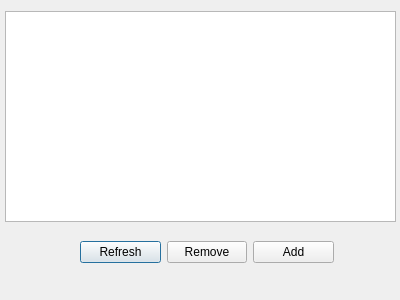
Old version of the form project/componentsdialog.ui in the repository AliakseiKlmuk/Md-35-25.
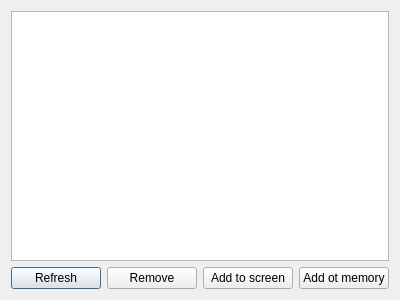
New version of the form.

The edit to the form file:
```diff
--- a/project/componentsdialog.ui
+++ b/project/componentsdialog.ui
@@ -13,25 +13,11 @@
   <property name="windowTitle">
    <string>Dialog</string>
   </property>
-  <widget class="QTableWidget" name="tableWidget">
-   <property name="geometry">
-    <rect>
-     <x>5</x>
-     <y>11</y>
-     <width>391</width>
-     <height>211</height>
-    </rect>
-   </property>
-  </widget>
-  <widget class="QWidget" name="">
-   <property name="geometry">
-    <rect>
-     <x>80</x>
-     <y>240</y>
-     <width>254</width>
-     <height>24</height>
-    </rect>
-   </property>
+  <layout class="QVBoxLayout" name="verticalLayout">
+   <item>
+    <widget class="QTableWidget" name="tableWidget"/>
+   </item>
+   <item>
    <layout class="QHBoxLayout" name="horizontalLayout">
     <item>
      <widget class="QPushButton" name="refreshButton">
@@ -47,15 +33,23 @@
       </property>
      </widget>
     </item>
+     <item>
+      <widget class="QPushButton" name="addToSceneButton">
+       <property name="text">
+        <string>Add to screen</string>
+       </property>
+      </widget>
+     </item>
     <item>
      <widget class="QPushButton" name="addButton">
       <property name="text">
-       <string>Add</string>
+        <string>Add ot memory</string>
       </property>
      </widget>
     </item>
    </layout>
-  </widget>
+   </item>
+  </layout>
  </widget>
  <resources/>
  <connections/>
```
Lines whose indentation alone changed are shown as unchanged.
